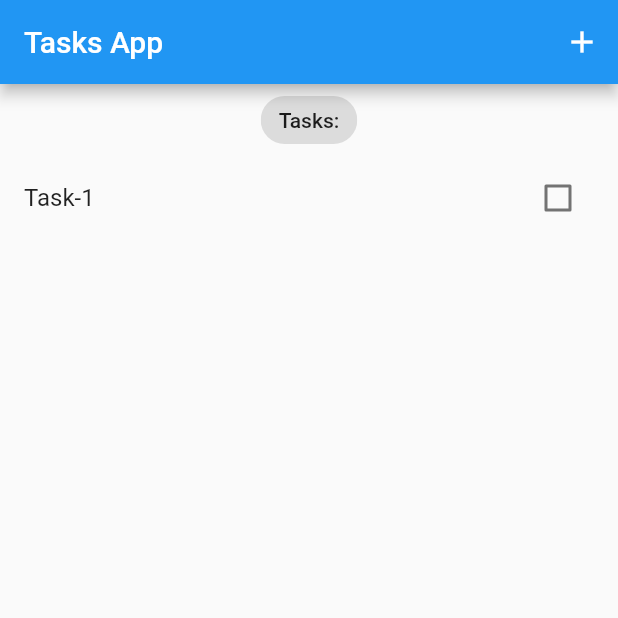
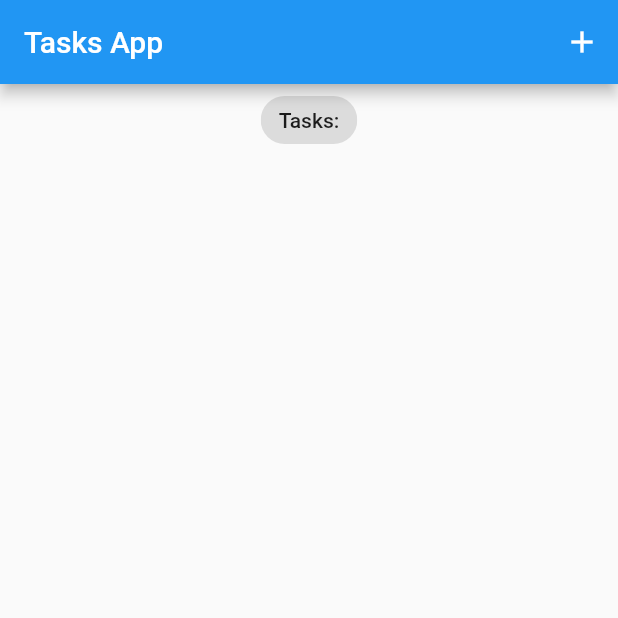
Before and after one commit to Kalam031/task_todo_bloc, a Flutter app: the screen it shows after launch, on a phone screen of 412 x 824 dp, the top half of it. Run offline on Flutter 3.47's test engine with Material 2 defaults, Android fonts, the phone set to English and light mode, and no system bars; our stand-ins replace bloc, equatable, flutter_bloc.

```diff
--- a/lib/main.dart
+++ b/lib/main.dart
@@ -1,5 +1,4 @@
 import 'package:flutter/material.dart';
-import 'package:flutter_tasks_app/models/task.dart';
 import '../blocs/my_bloc_observer.dart';
 import 'blocs/bloc_exports.dart';
 import 'screens/tasks_screen.dart';
@@ -16,10 +15,7 @@ class MyApp extends StatelessWidget {
   @override
   Widget build(BuildContext context) {
     return BlocProvider(
-      create: (context) => TasksBloc()
-        ..add(AddTask(
-          task: Task(title: 'Task-1'),
-        )),
+      create: (context) => TasksBloc(),
       child: MaterialApp(
         debugShowCheckedModeBanner: false,
         title: 'Flutter Tasks App',
```
Also changed, not shown: lib/blocs/bloc/tasks_bloc.dart (+7 -3 lines), lib/widgets/tasks_list.dart (+8 -1 lines).
